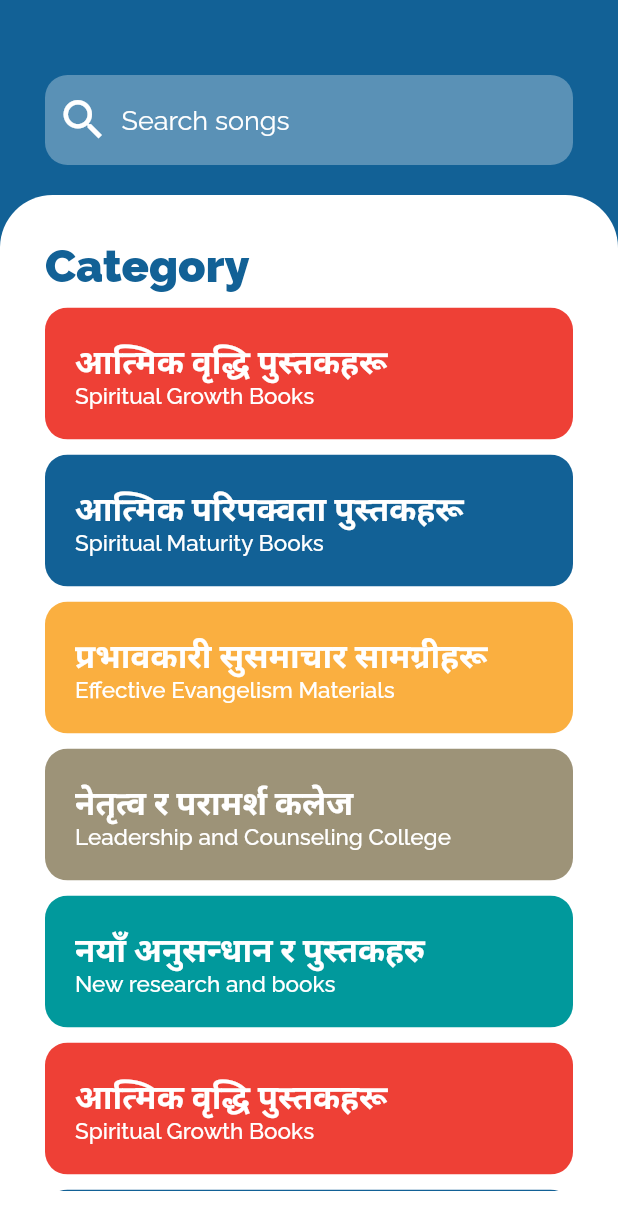
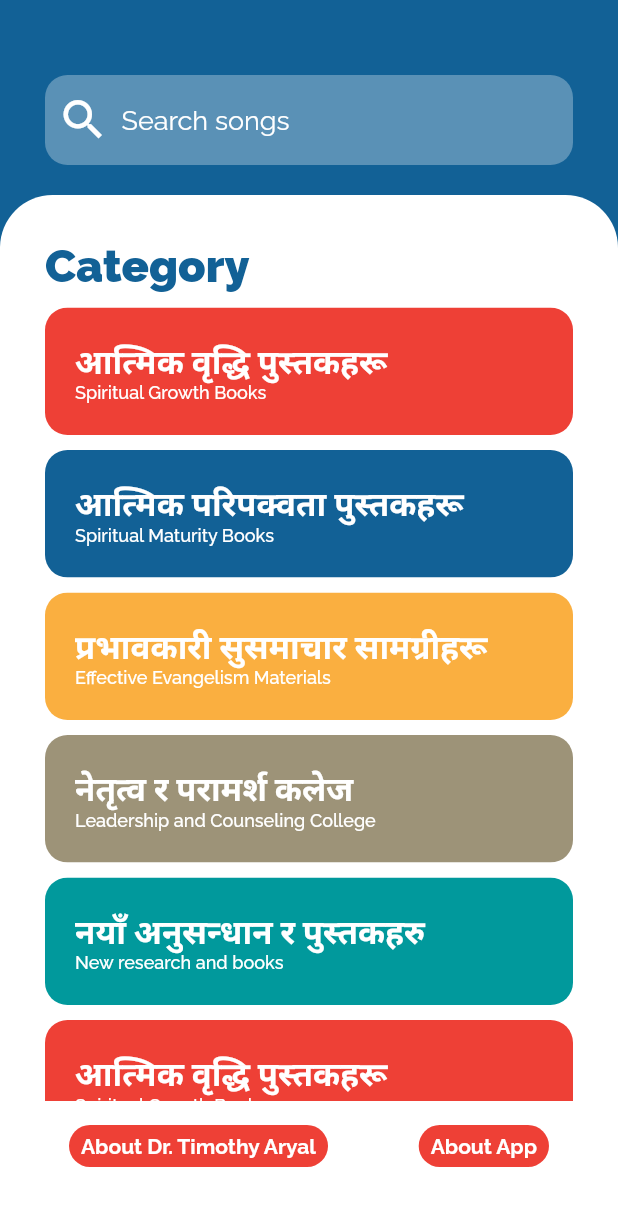
Before and after one commit to AlokMishra01/alc_book, a Flutter app: the CategoryNew screen opened directly, on a phone screen of 412 x 824 dp. Shown: the top 1230 px of the screen. Run offline on Flutter 3.47's test engine with Material 2 defaults, Android fonts, the phone set to English and light mode, and no system bars; our stand-ins replace cached_network_image, cloud_firestore, firebase_auth, firebase_core, flutter_svg, google_fonts and 2 more; missing offline and left inert: flutter_cached_pdfview; accounts and stored records are empty.

Commit message:
feat: category page design p2

```diff
--- a/lib/src/categories/categories_new.dart
+++ b/lib/src/categories/categories_new.dart
@@ -2,6 +2,8 @@ import 'package:flutter/material.dart';
 import 'package:google_fonts/google_fonts.dart';
 import 'package:page_transition/page_transition.dart';
 
+import '../about/about.dart';
+import '../about/about_app.dart';
 import '../constants/books.dart';
 import '../constants/colors.dart';
 import 'category_books.dart';
@@ -46,14 +48,14 @@ class CategoryNew extends StatelessWidget {
           ),
           Expanded(
             child: Container(
-              decoration: BoxDecoration(
+              decoration: const BoxDecoration(
                 borderRadius: BorderRadius.only(
                     topLeft: Radius.circular(35),
                     topRight: Radius.circular(35)),
                 color: Colors.white,
               ),
               child: Padding(
-                padding: EdgeInsets.all(30),
+                padding: const EdgeInsets.all(30),
                 child: Column(
                   crossAxisAlignment: CrossAxisAlignment.start,
                   children: [
@@ -119,7 +121,69 @@ class CategoryNew extends StatelessWidget {
                           ),
                         ],
                       ),
-                    )
+                    ),
+                    Padding(
+                      padding: const EdgeInsets.all(16.0),
+                      child: Row(
+                        mainAxisAlignment: MainAxisAlignment.spaceBetween,
+                        children: [
+                          MaterialButton(
+                            elevation: 0.0,
+                            color: AppColors.red,
+                            shape: RoundedRectangleBorder(
+                              borderRadius: BorderRadius.circular(24.0),
+                            ),
+                            materialTapTargetSize:
+                                MaterialTapTargetSize.shrinkWrap,
+                            visualDensity: VisualDensity.compact,
+                            child: Text(
+                              'About Dr. Timothy Aryal',
+                              style: TextStyle(
+                                color: AppColors.white,
+                                fontWeight: FontWeight.w700,
+                                fontSize: 14.0,
+                              ),
+                            ),
+                            onPressed: () {
+                              Navigator.push(
+                                context,
+                                PageTransition(
+                                  type: PageTransitionType.rightToLeft,
+                                  child: const About(),
+                                ),
+                              );
+                            },
+                          ),
+                          MaterialButton(
+                            elevation: 0.0,
+                            color: AppColors.red,
+                            shape: RoundedRectangleBorder(
+                              borderRadius: BorderRadius.circular(24.0),
+                            ),
+                            materialTapTargetSize:
+                                MaterialTapTargetSize.shrinkWrap,
+                            visualDensity: VisualDensity.compact,
+                            child: Text(
+                              'About App',
+                              style: TextStyle(
+                                color: AppColors.white,
+                                fontWeight: FontWeight.w700,
+                                fontSize: 14.0,
+                              ),
+                            ),
+                            onPressed: () {
+                              Navigator.push(
+                                context,
+                                PageTransition(
+                                  type: PageTransitionType.rightToLeft,
+                                  child: const AboutApp(),
+                                ),
+                              );
+                            },
+                          ),
+                        ],
+                      ),
+                    ),
                   ],
                 ),
               ),
@@ -150,7 +214,7 @@ class CategoryWidget extends StatelessWidget {
       child: ClipRRect(
         borderRadius: BorderRadius.circular(15),
         child: Container(
-          height: 88,
+          height: 85,
           decoration: BoxDecoration(
             color: color,
           ),
@@ -184,7 +248,7 @@ class CategoryWidget extends StatelessWidget {
                   Expanded(
                     child: Text(subtitle,
                         style: GoogleFonts.raleway(
-                            fontSize: 15, color: Colors.white)),
+                            fontSize: 12, color: Colors.white)),
                   ),
                 ],
               ),
```
